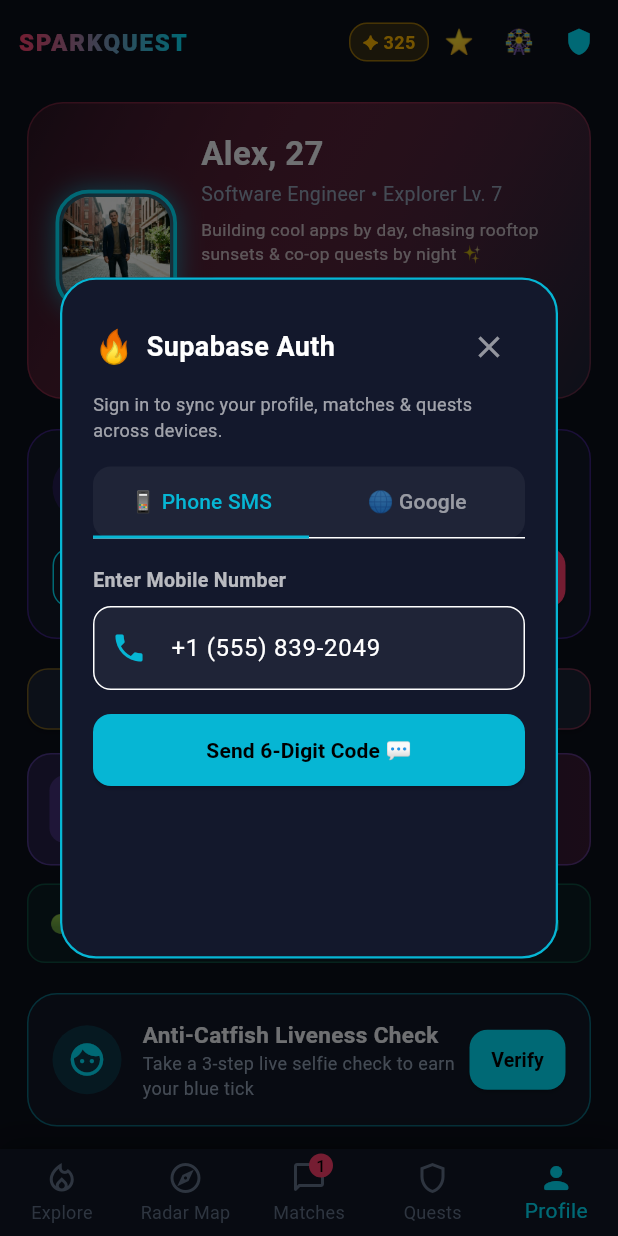
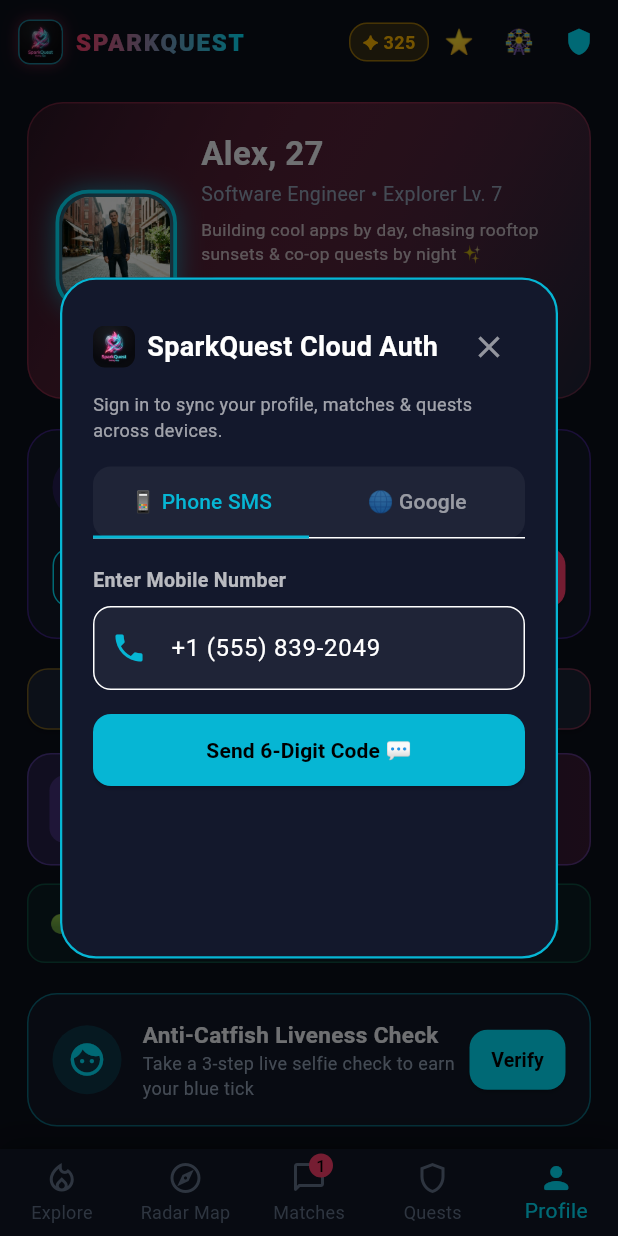
Before and after one commit to Dreke20/SparkQuest, a Flutter app: the screen it shows after launch, item 5 of the bottom bar chosen, after a tap on "Auth / SMS", on a phone screen of 412 x 824 dp. Run offline on Flutter 3.47's test engine with Material 3 defaults, Android fonts, the light colour scheme and no system bars; our stand-ins replace confetti, flutter_animate, shared_preferences; accounts and stored records are empty; network calls fail.

Commit message:
fix(branding): restore original SparkQuest neon logo across AppBar, onboarding, auth & Android mipmap launcher icons

```diff
--- a/sparkquest_flutter/lib/screens/main_navigation_screen.dart
+++ b/sparkquest_flutter/lib/screens/main_navigation_screen.dart
@@ -419,6 +419,31 @@
         title: Row(
           mainAxisSize: MainAxisSize.min,
           children: [
+            Container(
+              width: 30,
+              height: 30,
+              decoration: BoxDecoration(
+                borderRadius: BorderRadius.circular(8),
+                border: Border.all(
+                  color: AppTheme.neonCyan.withValues(alpha: 0.5),
+                  width: 1,
+                ),
+                boxShadow: [
+                  BoxShadow(
+                    color: AppTheme.sparkCoral.withValues(alpha: 0.35),
+                    blurRadius: 8,
+                  ),
+                ],
+              ),
+              child: ClipRRect(
+                borderRadius: BorderRadius.circular(7),
+                child: Image.asset(
+                  'assets/images/logo.jpg',
+                  fit: BoxFit.cover,
+                ),
+              ),
+            ),
+            const SizedBox(width: 8),
             ShaderMask(
               shaderCallback: (bounds) => const LinearGradient(
                 colors: [AppTheme.sparkCoral, AppTheme.neonCyan],
--- a/sparkquest_flutter/lib/widgets/auth_dialog.dart
+++ b/sparkquest_flutter/lib/widgets/auth_dialog.dart
@@ -133,12 +133,20 @@
                   Row(
                     mainAxisAlignment: MainAxisAlignment.spaceBetween,
                     children: [
-                      const Row(
+                      Row(
                         children: [
-                          Text('🔥', style: TextStyle(fontSize: 22)),
-                          SizedBox(width: 8),
-                          Text(
-                            'Supabase Auth',
+                          ClipRRect(
+                            borderRadius: BorderRadius.circular(8),
+                            child: Image.asset(
+                              'assets/images/logo.jpg',
+                              width: 28,
+                              height: 28,
+                              fit: BoxFit.cover,
+                            ),
+                          ),
+                          const SizedBox(width: 8),
+                          const Text(
+                            'SparkQuest Cloud Auth',
                             style: TextStyle(
                               color: Colors.white,
                               fontSize: 18,
--- a/sparkquest_flutter/lib/widgets/onboarding_ftue_dialog.dart
+++ b/sparkquest_flutter/lib/widgets/onboarding_ftue_dialog.dart
@@ -81,6 +81,18 @@
               Row(
                 mainAxisAlignment: MainAxisAlignment.spaceBetween,
                 children: [
+                  Row(
+                    children: [
+                      ClipRRect(
+                        borderRadius: BorderRadius.circular(6),
+                        child: Image.asset(
+                          'assets/images/logo.jpg',
+                          width: 24,
+                          height: 24,
+                          fit: BoxFit.cover,
+                        ),
+                      ),
+                      const SizedBox(width: 8),
                       Text(
                         'EXPLORER ONBOARDING • STEP ${_step + 1}/3',
                         style: const TextStyle(
@@ -89,6 +101,8 @@
                           color: AppTheme.neonCyan,
                           letterSpacing: 1.1,
                         ),
+                      ),
+                    ],
                   ),
                   IconButton(
                     visualDensity: VisualDensity.compact,
```
Also changed, not shown: sparkquest_flutter/assets/images/logo.jpg (added), 5 other files. Lines whose indentation alone changed are shown as unchanged.
